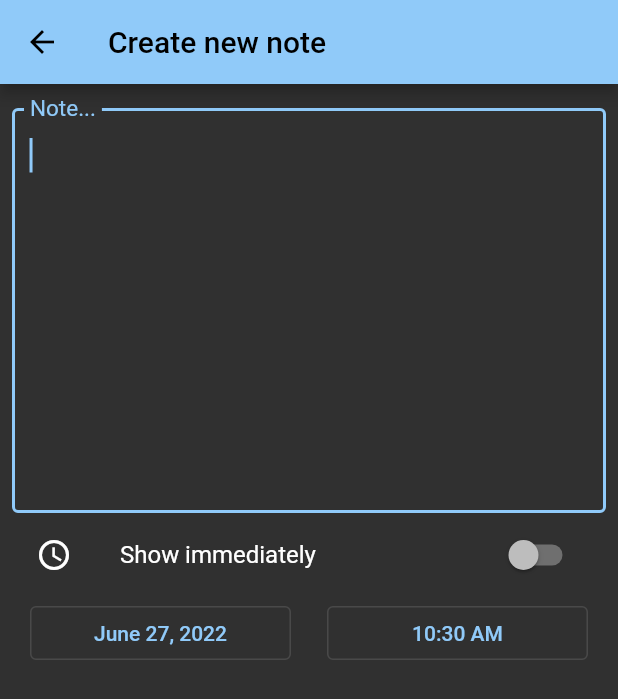
After one commit to mayudev/stickynotifs, a Flutter app: the screen it shows after launch, after a tap on the "add" icon, on a phone screen of 412 x 824 dp. The commit adds this screen. Shown: the top 699 px of the screen. Run offline on Flutter 3.47's test engine with Material 2 defaults, Android fonts, the phone set to English and light mode, and no system bars; our stand-ins replace flutter_local_notifications, sqflite, timezone; accounts and stored records are empty.

Commit message:
feat: implement scheduled notifications

```diff
--- a/lib/main.dart
+++ b/lib/main.dart
@@ -1,6 +1,7 @@
 import 'package:flutter/material.dart';
 import 'package:provider/provider.dart';
 import 'package:stickynotifs/models/state.dart';
+import 'package:stickynotifs/pages/create.dart';
 import 'package:stickynotifs/pages/details.dart';
 import 'package:stickynotifs/pages/home.dart';
 import 'package:stickynotifs/theme.dart';
@@ -24,7 +25,8 @@ class App extends StatelessWidget {
             initialRoute: '/',
             routes: {
               '/': (context) => const HomePage(),
-              '/details': (context) => const DetailsPage()
+              '/details': (context) => const DetailsPage(),
+              '/create': (context) => const CreatePage(),
             }));
   }
 }
--- a/lib/models/state.dart
+++ b/lib/models/state.dart
@@ -37,9 +37,8 @@ class NoteModel extends ChangeNotifier {
 
     if (remindAt == 0) {
       showNoteNotification(note, now);
-      /* final time = DateFormat('HH:mm').format(now);
-      NotificationsService().show(note.id ?? 0, note.content, 'Today at $time',
-          NotificationChannel.sticky); */
+    } else {
+      scheduleNotification(note, remindAt);
     }
 
     notifyListeners();
--- /dev/null
+++ b/lib/pages/create.dart
@@ -0,0 +1,141 @@
+import 'package:flutter/material.dart';
+import 'package:flutter/widgets.dart';
+import 'package:intl/intl.dart';
+import 'package:provider/provider.dart';
+import 'package:stickynotifs/models/state.dart';
+
+class CreatePage extends StatefulWidget {
+  const CreatePage({Key? key}) : super(key: key);
+
+  static const routeName = '/create';
+
+  @override
+  State<CreatePage> createState() => _CreatePageState();
+}
+
+class _CreatePageState extends State<CreatePage> {
+  final _content = TextEditingController();
+
+  bool immediate = false;
+  DateTime date = DateTime.now();
+  TimeOfDay time = TimeOfDay.now();
+
+  @override
+  void dispose() {
+    _content.dispose();
+    super.dispose();
+  }
+
+  void addNote() {
+    final value = _content.text;
+
+    var notes = Provider.of<NoteModel>(context, listen: false);
+
+    DateTime timestamp = DateTime(date.year, date.month, date.day, 0, 0, 0, 0);
+    int remindAt = immediate
+        ? 0
+        : timestamp
+            .add(Duration(hours: time.hour, minutes: time.minute))
+            .millisecondsSinceEpoch;
+
+    notes.add(value, remindAt: remindAt);
+    Navigator.pop(context);
+  }
+
+  @override
+  Widget build(BuildContext context) {
+    return Scaffold(
+        appBar: AppBar(
+          title: const Text('Create new note'),
+        ),
+        floatingActionButton: ValueListenableBuilder<TextEditingValue>(
+            valueListenable: _content,
+            builder: (content, value, child) {
+              if (value.text.isEmpty) {
+                return Container();
+              }
+
+              return FloatingActionButton(
+                onPressed: () {
+                  addNote();
+                },
+                child: const Icon(Icons.check),
+              );
+            }),
+        body: ListView(
+          padding: const EdgeInsets.symmetric(vertical: 16.0, horizontal: 8.0),
+          children: [
+            TextField(
+              autofocus: true,
+              autocorrect: true,
+              controller: _content,
+              decoration: const InputDecoration(
+                  border: OutlineInputBorder(),
+                  alignLabelWithHint: true,
+                  labelText: 'Note...'),
+              style: const TextStyle(
+                fontSize: 20.0,
+              ),
+              minLines: 10,
+              maxLines: null,
+            ),
+            SwitchListTile(
+                value: immediate,
+                onChanged: (state) => {
+                      setState(() {
+                        immediate = state;
+                      })
+                    },
+                secondary: const Icon(Icons.schedule),
+                title: const Text('Show immediately')),
+            buildButtonsRow(disable: immediate)
+          ],
+        ));
+  }
+
+  Widget buildButtonsRow({bool disable = false}) {
+    return Row(mainAxisAlignment: MainAxisAlignment.center, children: [
+      Expanded(
+        child: Container(
+          padding: const EdgeInsets.symmetric(horizontal: 12.0),
+          child: OutlinedButton(
+              onPressed: disable
+                  ? null
+                  : () async {
+                      final year = DateTime.now().year;
+
+                      final result = await showDatePicker(
+                          context: context,
+                          initialDate: date,
+                          firstDate: DateTime.now(),
+                          lastDate: DateTime(DateTime.now().year + 100));
+
+                      setState(() {
+                        if (result != null) date = result;
+                      });
+                    },
+              child: Text(DateFormat.yMMMMd().format(date).toString())),
+        ),
+      ),
+      Expanded(
+        child: Container(
+          padding: const EdgeInsets.symmetric(horizontal: 12.0),
+          child: OutlinedButton(
+              onPressed: disable
+                  ? null
+                  : () async {
+                      final result = await showTimePicker(
+                        context: context,
+                        initialTime: time,
+                      );
+
+                      setState(() {
+                        if (result != null) time = result;
+                      });
+                    },
+              child: Text(time.format(context))),
+        ),
+      )
+    ]);
+  }
+}
--- a/lib/pages/home.dart
+++ b/lib/pages/home.dart
@@ -1,6 +1,7 @@
 import 'package:flutter/material.dart';
 import 'package:provider/provider.dart';
 import 'package:stickynotifs/models/state.dart';
+import 'package:stickynotifs/pages/create.dart';
 import 'package:stickynotifs/util/notifications.dart';
 import 'package:stickynotifs/widgets/heading.dart';
 import 'package:stickynotifs/widgets/input.dart';
@@ -16,10 +17,17 @@ class HomePage extends StatelessWidget {
     NotificationsService().launchDetails().then((details) {
       print('${details?.didNotificationLaunchApp}');
       print('${details?.payload}');
+      // TODO onSelect integrate
     });
 
     return Scaffold(
       appBar: AppBar(title: const Text('StickyNotifs')),
+      floatingActionButton: FloatingActionButton(
+        child: const Icon(Icons.add),
+        onPressed: () {
+          Navigator.pushNamed(context, CreatePage.routeName);
+        },
+      ),
       body: GestureDetector(
         onTap: () {
           // Clear focus
--- a/lib/theme.dart
+++ b/lib/theme.dart
@@ -8,9 +8,12 @@ ThemeData buildDarkTheme() {
           AppBarTheme(color: Colors.blue[200], foregroundColor: Colors.black),
       colorScheme: ColorScheme.dark(
         primary: Colors.blue[200]!,
+        secondary: Colors.blue[300]!,
         surface: Colors.blue,
-        onSurface: Colors.black,
+        onSurface: Colors.white,
       ),
+      toggleableActiveColor: Colors.blue[300]!,
+      splashColor: Colors.black38,
       inputDecorationTheme: inputDecodarionTheme);
 }
 
--- a/lib/util/notes.dart
+++ b/lib/util/notes.dart
@@ -9,3 +9,11 @@ void showNoteNotification(Note note, DateTime now) {
   NotificationsService().show(
       note.id ?? 0, note.content, 'Today at $time', NotificationChannel.sticky);
 }
+
+void scheduleNotification(Note note, int remindAt) {
+  final time =
+      DateFormat("HH:mm").format(DateTime.fromMillisecondsSinceEpoch(remindAt));
+
+  NotificationsService().schedule(note.id ?? 0, note.content, 'Today at $time',
+      remindAt, NotificationChannel.sticky);
+}
```
Also changed, not shown: lib/util/notifications.dart (+22 -2 lines).
